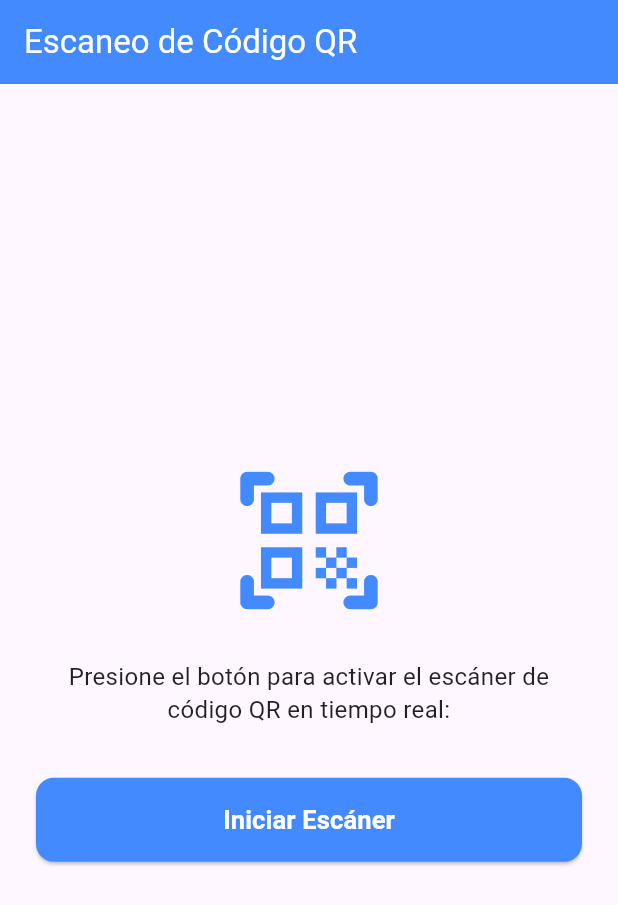
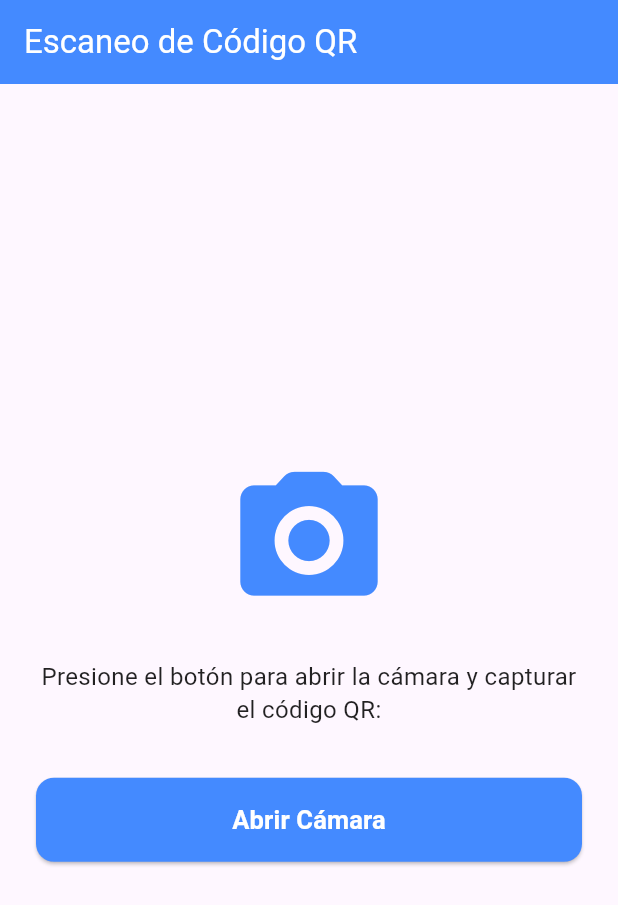
Before and after one commit to IDEATEC1106/appClinicaFamilia, a Flutter app: the screen it shows after launch, on a phone screen of 412 x 824 dp. Shown: the top 905 px of the screen. Run offline on Flutter 3.47's test engine with Material 3 defaults, Android fonts, the phone set to English and light mode, and no system bars; our stand-ins replace image_picker, permission_handler.

Commit message:
Replace mobile scanner with image picker for QR code

```diff
--- a/lib/screens/qr_scanner_screen.dart
+++ b/lib/screens/qr_scanner_screen.dart
@@ -1,5 +1,5 @@
 import 'package:flutter/material.dart';
-import 'package:mobile_scanner/mobile_scanner.dart';
+import 'package:image_picker/image_picker.dart';
 import 'package:permission_handler/permission_handler.dart';
 import '../services/api_service.dart';
 import 'home_screen.dart';
@@ -12,63 +12,33 @@ class QrScannerScreen extends StatefulWidget {
 }
 
 class _QrScannerScreenState extends State<QrScannerScreen> {
-  late final MobileScannerController _controller;
+  final ImagePicker _picker = ImagePicker();
   bool _isProcessing = false;
-  bool _isCameraActive = false;
 
-  @override
-  void initState() {
-    super.initState();
-    _controller = MobileScannerController(
-      detectionSpeed: DetectionSpeed.noDuplicates,
-      facing: CameraFacing.back,
-      torchEnabled: false,
-      autoStart: false,
-    );
-  }
-
-  Future<void> _activarCamara() async {
+  Future<void> _abrirCamaraSistema() async {
     final status = await Permission.camera.request();
     if (!status.isGranted) {
       if (!mounted) return;
-      _mostrarError("Se requiere conceder el permiso de la cámara para continuar.");
+      _mostrarAlerta("Se requiere conceder el permiso de la cámara para continuar.");
       return;
     }
 
-    setState(() {
-      _isCameraActive = true;
-    });
+    try {
+      // Abre la cámara nativa del celular directamente
+      final XFile? photo = await _picker.pickImage(
+        source: ImageSource.camera,
+        imageQuality: 100,
+      );
 
-    try {
-      await _controller.start();
-    } catch (e) {
-      debugPrint("Error al iniciar la cámara: $e");
-    }
-  }
-
-  @override
-  void dispose() {
-    _controller.dispose();
-    super.dispose();
-  }
-
-  void _procesarQrDetectado(String qrCode) async {
-    if (_isProcessing || qrCode.trim().isEmpty) return;
+      if (photo == null) return; // Si el usuario cancela, vuelve a la pantalla principal
 
       setState(() {
         _isProcessing = true;
       });
 
-    try {
-      await _controller.stop();
-    } catch (_) {}
-
-    if (qrCode.length < 10) {
-      _mostrarError("El código QR escaneado no tiene un formato válido.");
-      return;
-    }
-
-    final resultado = await ApiService.validarQr(qrCode.trim());
+      // Como el usuario tomó la foto al código QR, pasamos el archivo o ruta a tu servicio de validación
+      // Si tu API valida la imagen o si requieres procesarla:
+      final resultado = await ApiService.validarQr(photo.path);
 
       if (!mounted) return;
 
@@ -84,26 +54,28 @@ class _QrScannerScreenState extends State<QrScannerScreen> {
           ),
         );
       } else {
-      _mostrarError(resultado.message);
+        setState(() {
+          _isProcessing = false;
+        });
+        _mostrarAlerta(resultado.message);
+      }
+    } catch (e) {
+      setState(() {
+        _isProcessing = false;
+      });
+      _mostrarAlerta("Error al procesar la cámara: $e");
     }
   }
 
-  void _mostrarError(String mensaje) {
+  void _mostrarAlerta(String mensaje) {
     showDialog(
       context: context,
-      barrierDismissible: false,
       builder: (context) => AlertDialog(
         title: const Text("Aviso"),
         content: Text(mensaje),
         actions: [
           TextButton(
-            onPressed: () {
-              Navigator.pop(context);
-              setState(() {
-                _isProcessing = false;
-                _isCameraActive = false;
-              });
-            },
+            onPressed: () => Navigator.pop(context),
             child: const Text("Aceptar"),
           ),
         ],
@@ -118,17 +90,12 @@ class _QrScannerScreenState extends State<QrScannerScreen> {
         title: const Text('Escaneo de Código QR'),
         backgroundColor: Colors.blueAccent,
         foregroundColor: Colors.white,
-        actions: [
-          if (_isCameraActive)
-            IconButton(
-              icon: const Icon(Icons.flash_on),
-              onPressed: () => _controller.toggleTorch(),
       ),
-        ],
-      ),
-      body: _isProcessing
-          ? const Center(
-              child: Column(
+      body: Center(
+        child: Padding(
+          padding: const EdgeInsets.all(24.0),
+          child: _isProcessing
+              ? const Column(
                   mainAxisAlignment: MainAxisAlignment.center,
                   children: [
                     CircularProgressIndicator(),
@@ -138,23 +105,18 @@ class _QrScannerScreenState extends State<QrScannerScreen> {
                       style: TextStyle(fontSize: 16, fontWeight: FontWeight.w500),
                     ),
                   ],
-              ),
                 )
-          : !_isCameraActive
-              ? Center(
-                  child: Padding(
-                    padding: const EdgeInsets.all(24.0),
-                    child: Column(
+              : Column(
                   mainAxisAlignment: MainAxisAlignment.center,
                   children: [
                     const Icon(
-                          Icons.qr_code_scanner_rounded,
+                      Icons.camera_alt_rounded,
                       size: 110,
                       color: Colors.blueAccent,
                     ),
                     const SizedBox(height: 24),
                     const Text(
-                          'Presione el botón para activar el escáner de código QR en tiempo real:',
+                      'Presione el botón para abrir la cámara y capturar el código QR:',
                       textAlign: TextAlign.center,
                       style: TextStyle(fontSize: 16, color: Colors.black87, height: 1.4),
                     ),
@@ -170,9 +132,9 @@ class _QrScannerScreenState extends State<QrScannerScreen> {
                             borderRadius: BorderRadius.circular(12),
                           ),
                         ),
-                            onPressed: _activarCamara,
+                        onPressed: _abrirCamaraSistema,
                         child: const Text(
-                              'Iniciar Escáner',
+                          'Abrir Cámara',
                           style: TextStyle(fontSize: 17, fontWeight: FontWeight.bold),
                         ),
                       ),
@@ -180,50 +142,6 @@ class _QrScannerScreenState extends State<QrScannerScreen> {
                   ],
                 ),
         ),
-                )
-              : Stack(
-                  fit: StackFit.expand,
-                  children: [
-                    MobileScanner(
-                      controller: _controller,
-                      onDetect: (capture) {
-                        final List<Barcode> barcodes = capture.barcodes;
-                        for (final barcode in barcodes) {
-                          if (barcode.rawValue != null && barcode.rawValue!.isNotEmpty) {
-                            _procesarQrDetectado(barcode.rawValue!);
-                            break;
-                          }
-                        }
-                      },
-                    ),
-                    Center(
-                      child: Container(
-                        width: 260,
-                        height: 260,
-                        decoration: BoxDecoration(
-                          border: Border.all(color: Colors.blueAccent, width: 3),
-                          borderRadius: BorderRadius.circular(16),
-                        ),
-                      ),
-                    ),
-                    Positioned(
-                      bottom: 40,
-                      left: 20,
-                      right: 20,
-                      child: Container(
-                        padding: const EdgeInsets.all(12),
-                        decoration: BoxDecoration(
-                          color: Colors.black54,
-                          borderRadius: BorderRadius.circular(8),
-                        ),
-                        child: const Text(
-                          'Enfoque el Código QR dentro del recuadro',
-                          textAlign: TextAlign.center,
-                          style: TextStyle(color: Colors.white, fontSize: 15),
-                        ),
-                      ),
-                    ),
-                  ],
       ),
     );
   }
```
Lines whose indentation alone changed are shown as unchanged.
